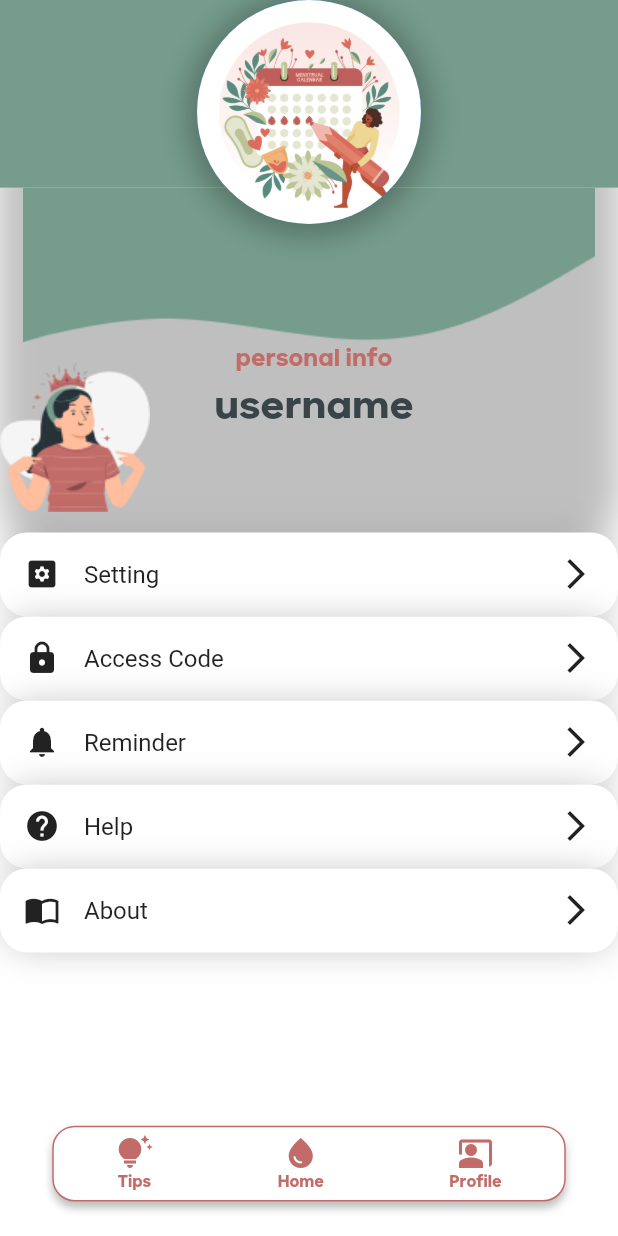
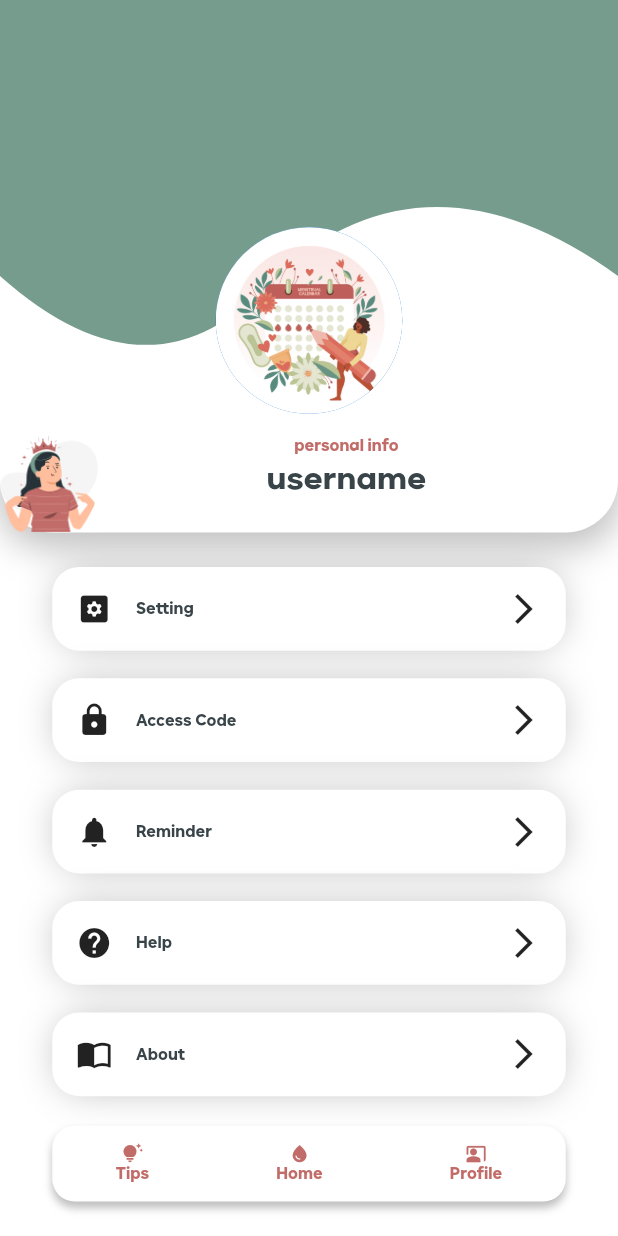
Before and after one commit to alirzaMhd/period_tracker, a Flutter app: the screen it shows after launch, item 3 of the bottom bar chosen, on a phone screen of 412 x 824 dp. Run offline on Flutter 3.47's test engine with Material 2 defaults, Android fonts, the light colour scheme and no system bars; our stand-ins replace flutter_riverpod, flutter_screenutil.

Commit message:
finnished design

```diff
--- a/lib/features/Main/presentation/screen/profile.dart
+++ b/lib/features/Main/presentation/screen/profile.dart
@@ -20,6 +20,7 @@ class Profile extends StatelessWidget {
               profilePic: AssetsConstants.splashPic,
               username: "username",
             ),
+            SizedBox(height: 15.h),
             Expanded(
               child: SingleChildScrollView(
                 child: Column(
--- a/lib/features/Main/presentation/screen/tips.dart
+++ b/lib/features/Main/presentation/screen/tips.dart
@@ -14,13 +14,16 @@ class Tips extends StatelessWidget {
         height: UIConstants.screenHeight.h,
         child: SingleChildScrollView(
           child: Column(
+            crossAxisAlignment: CrossAxisAlignment.start,
             children: [
               SizedBox(height: 55.h),
-              Text(
+              Container(
+                padding: EdgeInsets.only(left:40.w),
+                child: Text(
                 StringConstants.tips,
                 style: TextStylesConstants.headlineSmall(context)!
                     .copyWith(color: Pallete.greyColor),
-              ),
+              ),),
               //TODO get from chatgpt and add dialogbox for showing tips
               ListView.builder(
                 shrinkWrap: true,
--- a/lib/features/Main/presentation/widget/bottom_bar.dart
+++ b/lib/features/Main/presentation/widget/bottom_bar.dart
@@ -15,7 +15,6 @@ class BottomBar extends StatelessWidget {
       margin: EdgeInsets.only(bottom: 25.h, left: 35.w, right: 35.w),
       decoration: BoxDecoration(
         borderRadius: BorderRadius.circular(15),
-        border: Border.all(color: Pallete.redColor, width: 1),
         color: Pallete.whiteColor,
         boxShadow: [
           BoxShadow(
--- a/lib/features/Main/presentation/widget/bottom_bar_item.dart
+++ b/lib/features/Main/presentation/widget/bottom_bar_item.dart
@@ -1,4 +1,5 @@
 import 'package:flutter/material.dart';
+import 'package:flutter_screenutil/flutter_screenutil.dart';
 import 'package:period_tracker/constants/constants.dart';
 
 class BottomBarItem extends StatelessWidget {
@@ -21,7 +22,7 @@ class BottomBarItem extends StatelessWidget {
       child: Column(
         mainAxisSize: MainAxisSize.min,
         children: [
-          Icon(icon, color: Pallete.redColor),
+          Icon(icon, color: Pallete.redColor, size: 15.sp),
           Text(
             text,
             style: TextStylesConstants.bodyMedium(context)!
--- a/lib/features/Main/presentation/widget/personal_info_widget.dart
+++ b/lib/features/Main/presentation/widget/personal_info_widget.dart
@@ -12,14 +12,15 @@ class PersonalInfoWidget extends StatelessWidget {
       children: [
         Text(
           StringConstants.personalInfo,
-          style: TextStylesConstants.bodyLarge(context)!.copyWith(
+          style: TextStylesConstants.bodyMedium(context)!.copyWith(
             color: Pallete.redColor,
+            fontWeight: TextStylesConstants.regularFontWeight,
           ),
         ),
-        SizedBox(height: 5.h),
+        SizedBox(height: 3.h),
         Text(
           username,
-          style: TextStylesConstants.headlineMedium(context)!.copyWith(
+          style: TextStylesConstants.headlineSmall(context)!.copyWith(
             color: Pallete.greyColor,
           ),
         ),
--- a/lib/features/Main/presentation/widget/profile_blob_widget.dart
+++ b/lib/features/Main/presentation/widget/profile_blob_widget.dart
@@ -3,22 +3,48 @@ import 'package:flutter_screenutil/flutter_screenutil.dart';
 import 'package:period_tracker/constants/constants.dart';
 
 class ProfileBlobWidget extends StatelessWidget {
-  const ProfileBlobWidget({super.key});
+  const ProfileBlobWidget({
+    Key? key,
+  }) : super(key: key);
 
   @override
   Widget build(BuildContext context) {
-    return Column(
-      children: [
-        Container(
-          height: 136.h,
-          color: Pallete.greenColor,
-        ),
-        SizedBox(
-          height: 112.h,
-          width: 414.w,
-          child: Image.asset(AssetsConstants.blobPic),
-        )
-      ],
+    return ClipPath(
+      clipper: BlobClipper(waveHeight: 100.h),
+      child: Container(
+        height: 300.h,
+        color: Pallete.greenColor,
+      ),
     );
   }
 }
+
+class BlobClipper extends CustomClipper<Path> {
+  final double waveHeight;
+
+  BlobClipper({required this.waveHeight});
+
+  @override
+  Path getClip(Size size) {
+    final path = Path();
+    path.lineTo(0, size.height - waveHeight);
+
+    final firstControlPoint = Offset(size.width / 4, size.height);
+    final firstEndPoint = Offset(size.width / 2.25, size.height - waveHeight);
+    path.quadraticBezierTo(firstControlPoint.dx, firstControlPoint.dy,
+        firstEndPoint.dx, firstEndPoint.dy);
+
+    final secondControlPoint = Offset(
+        size.width - (size.width / 3.25), size.height - (waveHeight * 2));
+    final secondEndPoint = Offset(size.width, size.height - waveHeight);
+    path.quadraticBezierTo(secondControlPoint.dx, secondControlPoint.dy,
+        secondEndPoint.dx, secondEndPoint.dy);
+
+    path.lineTo(size.width, 0);
+    path.close();
+    return path;
+  }
+
+  @override
+  bool shouldReclip(CustomClipper<Path> oldClipper) => false;
+}
--- a/lib/features/Main/presentation/widget/profile_button.dart
+++ b/lib/features/Main/presentation/widget/profile_button.dart
@@ -1,4 +1,5 @@
 import 'package:flutter/material.dart';
+import 'package:flutter_screenutil/flutter_screenutil.dart';
 import 'package:period_tracker/constants/constants.dart';
 
 class ProfileButton extends StatelessWidget {
@@ -15,9 +16,8 @@ class ProfileButton extends StatelessWidget {
 
   @override
   Widget build(BuildContext context) {
-    return GestureDetector(
-      onTap: onPressed,
-      child: Container(
+    return Container(
+      margin: EdgeInsets.symmetric(horizontal: 35.w, vertical: 10.h),
       decoration: BoxDecoration(
         color: Pallete.whiteColor,
         borderRadius: BorderRadius.circular(18.0),
@@ -29,16 +29,19 @@ class ProfileButton extends StatelessWidget {
           ),
         ],
       ),
+      child: GestureDetector(
+        onTap: onPressed,
         child: Padding(
-          padding: const EdgeInsets.all(16.0),
+          padding: EdgeInsets.all(16.0.w),
           child: Row(
             children: [
               Icon(icon),
-              const SizedBox(width: 16.0),
+              SizedBox(width: 16.0.w),
               Expanded(
                 child: Text(
                   text,
-                  style: const TextStyle(fontSize: 16.0),
+                  style: TextStylesConstants.bodyMedium(context)!
+                      .copyWith(color: Pallete.greyColor),
                 ),
               ),
               const Icon(Icons.arrow_forward_ios_outlined),
--- a/lib/features/Main/presentation/widget/profile_circle_widget.dart
+++ b/lib/features/Main/presentation/widget/profile_circle_widget.dart
@@ -9,8 +9,6 @@ class ProfileCircleWidget extends StatelessWidget {
   @override
   Widget build(BuildContext context) {
     return Container(
-      width: 150.w,
-      height: 150.w,
       decoration: BoxDecoration(
         shape: BoxShape.circle,
         boxShadow: [
--- a/lib/features/Main/presentation/widget/profile_top_widget.dart
+++ b/lib/features/Main/presentation/widget/profile_top_widget.dart
@@ -6,13 +6,15 @@ import 'package:period_tracker/features/Main/presentation/widget/widget.dart';
 class ProfileTopWidget extends StatelessWidget {
   final String profilePic;
   final String username;
-  const ProfileTopWidget({super.key, required this.profilePic, required this.username});
+  const ProfileTopWidget(
+      {super.key, required this.profilePic, required this.username});
 
   @override
   Widget build(BuildContext context) {
     return Container(
       height: 386.h,
       decoration: BoxDecoration(
+        color: Pallete.whiteColor,
         borderRadius: const BorderRadius.vertical(
           bottom: Radius.circular(35),
         ),
@@ -28,19 +30,35 @@ class ProfileTopWidget extends StatelessWidget {
       child: Column(
         children: [
           Stack(
+            alignment: Alignment.bottomCenter,
             children: [
               const ProfileBlobWidget(),
-              Center(
-                child: ProfileCircleWidget(profilePic: profilePic),
-              )
+              Positioned(
+                bottom: 0,
+                right: 0,
+                left: 0,
+                child: Center(
+                  child: SizedBox(
+                    height: 125.w,
+                    width: 125.w,
+                    child: CircleAvatar(
+                      radius: 50, // Adjust the radius as per your requirement
+                      backgroundImage: AssetImage(
+                          profilePic), // Replace with your image path
+                    ),
+                  ),
+                ),
+              ),
             ],
           ),
+          SizedBox(height:15.h),
           Expanded(
             child: Row(
               mainAxisAlignment: MainAxisAlignment.start,
+              crossAxisAlignment: CrossAxisAlignment.center,
               children: [
                 Image.asset(AssetsConstants.womanProfilePic),
-                SizedBox(width: 43.w),
+                SizedBox(width: 113.w),
                 PersonalInfoWidget(username: username)
               ],
             ),
--- a/lib/features/Main/presentation/widget/tips_form.dart
+++ b/lib/features/Main/presentation/widget/tips_form.dart
@@ -22,6 +22,7 @@ class TipsForm extends StatelessWidget {
     return Container(
       decoration: BoxDecoration(
         borderRadius: BorderRadius.circular(24.0),
+        color: Pallete.whiteColor,
         boxShadow: [
           BoxShadow(
             color: Colors.grey.withOpacity(0.5),
@@ -34,15 +35,17 @@ class TipsForm extends StatelessWidget {
       margin: EdgeInsets.symmetric(vertical: 20.h, horizontal: 35.w),
       padding: EdgeInsets.all(12.w),
       child: Row(
+        crossAxisAlignment: CrossAxisAlignment.start,
         children: [
           Container(
             decoration:
                 BoxDecoration(borderRadius: BorderRadius.circular(18.0)),
             child: Image.asset(imagePath),
           ),
+          SizedBox(width: 10.w),
           Expanded(
             child: Column(
-              crossAxisAlignment: CrossAxisAlignment.start,
+              mainAxisAlignment: MainAxisAlignment.start,
               children: [
                 Text(
                   title,
@@ -53,12 +56,13 @@ class TipsForm extends StatelessWidget {
                 Text(
                   subtitle,
                   overflow: TextOverflow.ellipsis,
+                  maxLines: 4,
                   style: TextStylesConstants.bodyMedium(context)!.copyWith(
                     color: Pallete.greyColor,
                     fontWeight: TextStylesConstants.regularFontWeight,
                   ),
                 ),
-                const SizedBox(height: 6.0),
+                const SizedBox(height: 5.0),
                 RoundedButton(
                   text: StringConstants.view,
                   textStyle: TextStylesConstants.bodyMedium(context)!
```
Lines whose indentation alone changed are shown as unchanged.
